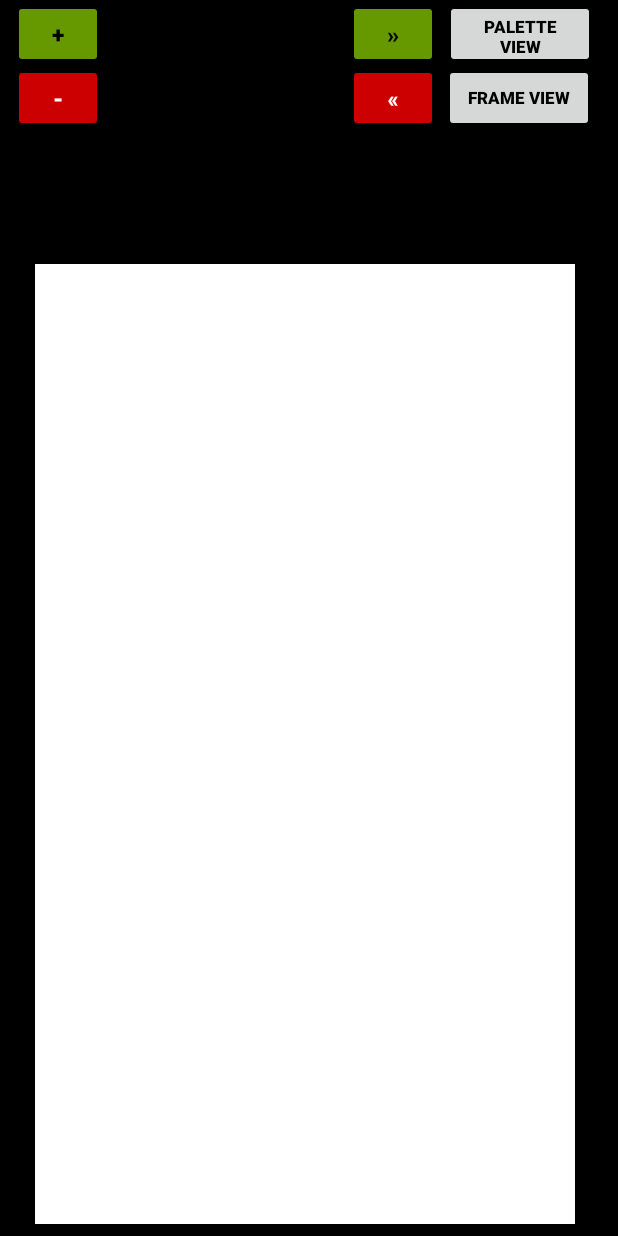
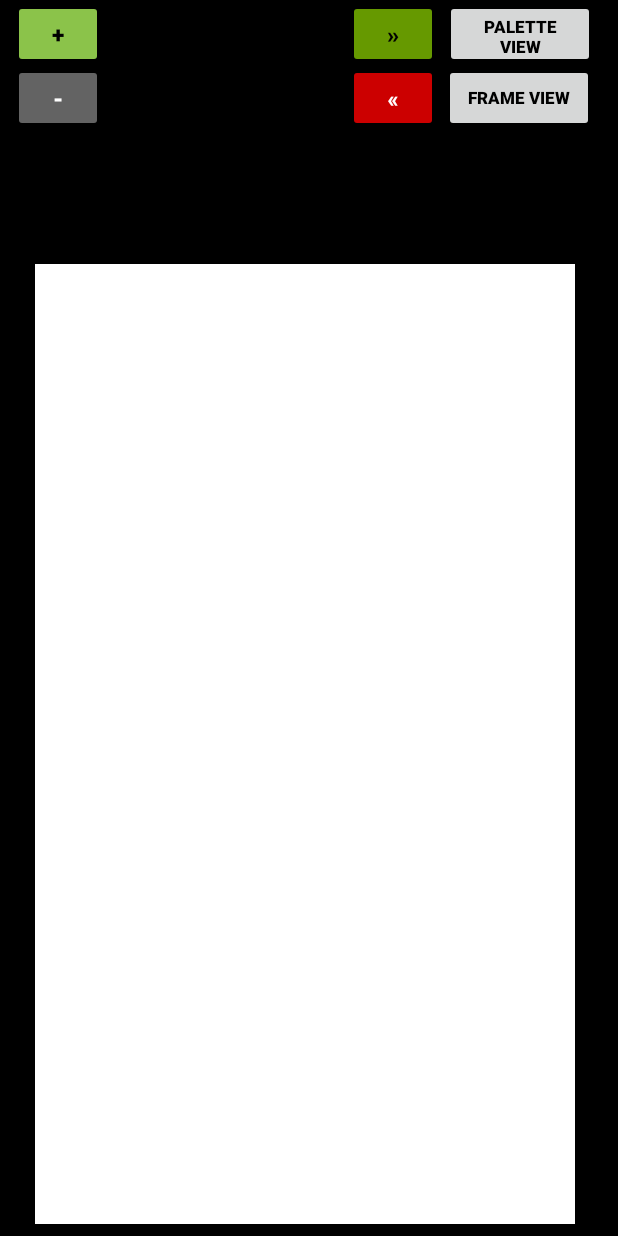
Before and after one commit to TVCreed/Animator, an Android app: the screen it shows after launch (MainActivity), on a phone screen of 412 x 824 dp. Run offline under Robolectric (Android 15) with nearby library versions, the phone set to English and light mode, and no system bars; libraries missing offline, so code that uses them is left out: com.flask.colorpicker; 1 statement that could not run was skipped.

Commit message:
fix toggle remove from color palette

```diff
--- a/app/src/main/java/com/example/animator/ColorAdapter.java
+++ b/app/src/main/java/com/example/animator/ColorAdapter.java
@@ -43,7 +43,6 @@ public class ColorAdapter extends BaseAdapter {
         pixelView.setOnClickListener(v -> {
             if (activity.isRemovingColor()) {
                 activity.removePixelColor(position);
-                activity.setRemovingColor(false);
 
                 applyGrid(getCount(), activity.getColorsView());
             } else activity.setSelectedColor(pixel);
--- a/app/src/main/res/layout/activity_main.xml
+++ b/app/src/main/res/layout/activity_main.xml
@@ -65,7 +65,7 @@
         android:textColor="@color/black"
         android:textSize="15sp"
         android:textStyle="bold"
-        app:backgroundTint="@android:color/holo_green_dark"
+        app:backgroundTint="@color/green"
         app:layout_constraintBottom_toBottomOf="parent"
         app:layout_constraintEnd_toEndOf="parent"
         app:layout_constraintHorizontal_bias="0.025"
@@ -81,7 +81,7 @@
         android:textColor="@color/black"
         android:textSize="20sp"
         android:textStyle="bold"
-        app:backgroundTint="@android:color/holo_red_dark"
+        app:backgroundTint="@color/red"
         app:layout_constraintBottom_toBottomOf="parent"
         app:layout_constraintEnd_toEndOf="parent"
         app:layout_constraintHorizontal_bias="0.025"
@@ -97,7 +97,7 @@
         android:textColor="@color/white"
         android:textSize="20sp"
         android:textStyle="bold"
-        app:backgroundTint="@android:color/holo_green_dark"
+        app:backgroundTint="@color/green"
         app:layout_constraintBottom_toBottomOf="parent"
         app:layout_constraintEnd_toEndOf="parent"
         app:layout_constraintHorizontal_bias="0.025"
@@ -113,7 +113,7 @@
         android:textColor="@color/white"
         android:textSize="15sp"
         android:textStyle="bold"
-        app:backgroundTint="@android:color/holo_red_dark"
+        app:backgroundTint="@color/gray"
         app:layout_constraintBottom_toBottomOf="parent"
         app:layout_constraintEnd_toEndOf="parent"
         app:layout_constraintHorizontal_bias="0.025"
--- a/app/src/main/res/values/colors.xml
+++ b/app/src/main/res/values/colors.xml
@@ -6,5 +6,8 @@
     <color name="teal_200">#FF03DAC5</color>
     <color name="teal_700">#FF018786</color>
     <color name="black">#FF000000</color>
+    <color name="red">#F44336</color>
+    <color name="green">#8BC34A</color>
+    <color name="gray">#636363</color>
     <color name="white">#FFFFFFFF</color>
 </resources>
```
Also changed, not shown: app/src/main/java/com/example/animator/MainActivity.java (+5 -2 lines).
